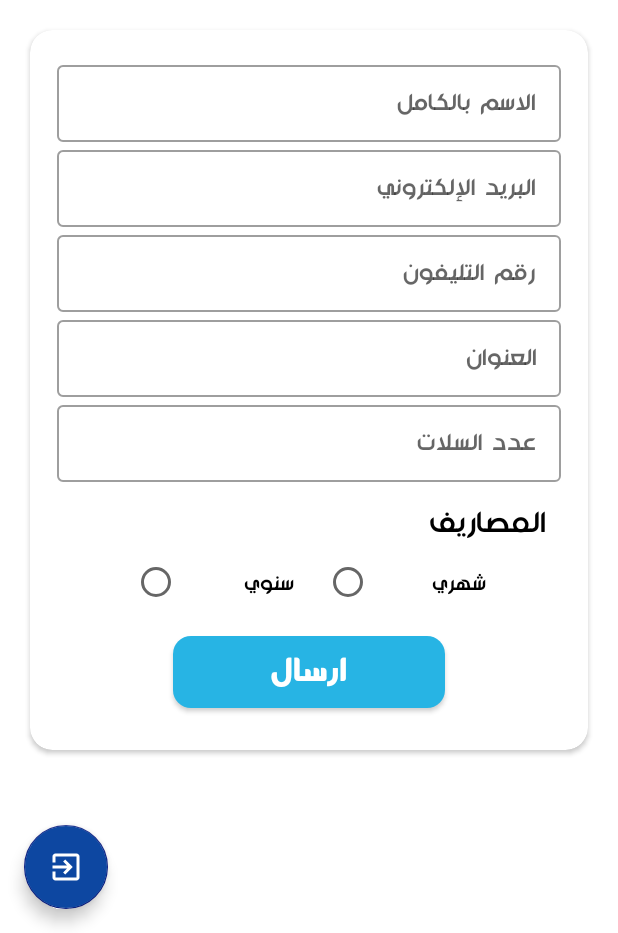
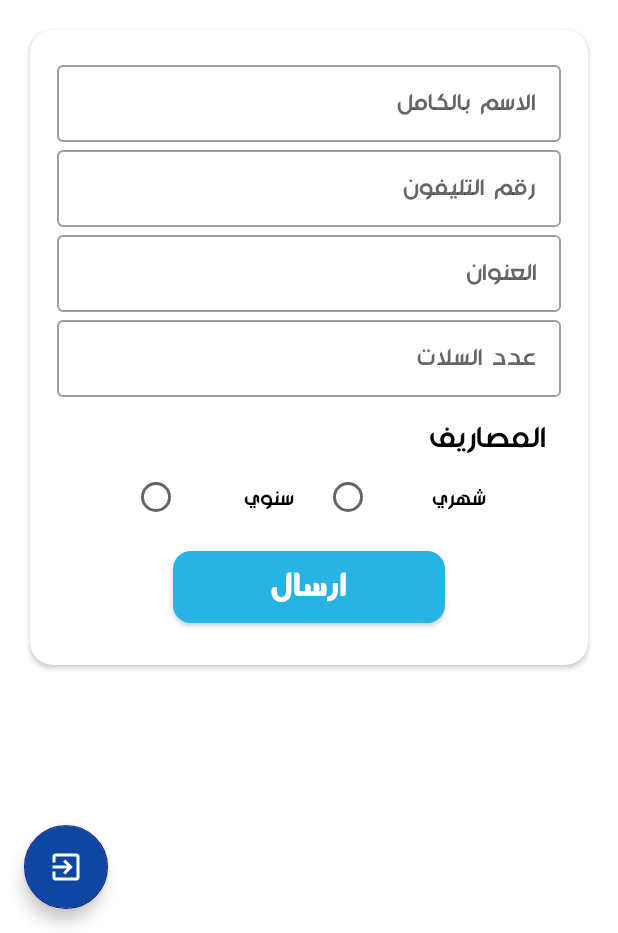
Before and after one commit to A-Fares/GMIS, an Android app: the MainActivity screen opened directly, with no data from a screen before it, on a phone screen of 412 x 824 dp, the part 303-1236 px from its top. Run offline under Robolectric (Android 15) with nearby library versions, the phone set to English and light mode, and no system bars; our stand-ins replace Firebase (no records; nobody signed in at launch, a user with empty details on screens opened directly); 1 statement that could not run was skipped.

Commit message:
edit userRequest Model by adding Uid to the data --remove email from request

```diff
--- a/app/src/main/java/com/example/gmisproject/MainActivity.java
+++ b/app/src/main/java/com/example/gmisproject/MainActivity.java
@@ -132,7 +132,7 @@ public class MainActivity extends AppCompatActivity {
 
         if (!backPressedTime) {
             Toast.makeText(this, "press again", Toast.LENGTH_SHORT).show();
-            backPressedTime = true;
+           // backPressedTime = true;
         } else {
             Intent intent = new Intent(Intent.ACTION_MAIN);
             intent.addCategory(Intent.CATEGORY_HOME);
--- a/app/src/main/java/com/example/gmisproject/user/UserBinFragment.java
+++ b/app/src/main/java/com/example/gmisproject/user/UserBinFragment.java
@@ -2,7 +2,6 @@ package com.example.gmisproject.user;
 
 
 import android.os.Bundle;
-import android.util.Log;
 import android.view.LayoutInflater;
 import android.view.View;
 import android.view.ViewGroup;
@@ -74,7 +73,7 @@ public class UserBinFragment extends Fragment {
                 } else {
                     checkBinsData();
                 }
-                Log.v("Binns", "bins == " + BinsData);
+
             }
 
             @Override
@@ -109,7 +108,6 @@ public class UserBinFragment extends Fragment {
                 mAdapter = new UserBinAdapter(binsModels);
                 recyclerView.setAdapter(mAdapter);
 
-                Log.v("Binnss", "bins sssss");
                 /*mAdapter.setOnItemClickListener(new BinsAdapter.OnItemClickListener() {
                     @Override
                     public void onItemClick(int position) {
--- a/app/src/main/java/com/example/gmisproject/user/UserMsgFragment.java
+++ b/app/src/main/java/com/example/gmisproject/user/UserMsgFragment.java
@@ -55,25 +55,6 @@ public class UserMsgFragment extends Fragment {
         recyclerView.setAdapter(adapter);
         adapter.notifyDataSetChanged();
 
-        reference = FirebaseDatabase.getInstance().getReference("Users");
-        reference.addListenerForSingleValueEvent(new ValueEventListener() {
-            @Override
-            public void onDataChange(@NonNull DataSnapshot dataSnapshot) {
-
-                for (DataSnapshot Snapshot : dataSnapshot.getChildren()) {
-                    UserMsgModel userMsgModel = Snapshot.getValue(UserMsgModel.class);
-
-                    Log.v("kkk", "Costs is: " + userMsgModel.getCosts());
-                }
-            }
-
-            @Override
-            public void onCancelled(@NonNull DatabaseError databaseError) {
-
-            }
-        });
-
-
         return rootView;
     }
 
--- a/app/src/main/java/com/example/gmisproject/user/UserRequestFragment.java
+++ b/app/src/main/java/com/example/gmisproject/user/UserRequestFragment.java
@@ -20,11 +20,11 @@ import com.google.firebase.database.FirebaseDatabase;
 
 
 public class UserRequestFragment extends Fragment {
-
+    DatabaseReference referenceRequest;
     private RadioGroup radioGroup;
     private RadioButton radioButton;
     private View rootView;
-    private String payment;
+    private String uId,payment;
 
     public UserRequestFragment() {
         // Required empty public constructor
@@ -35,22 +35,16 @@ public class UserRequestFragment extends Fragment {
     public View onCreateView(LayoutInflater inflater, ViewGroup container,
                              Bundle savedInstanceState) {
         rootView = inflater.inflate(R.layout.activity_user_reqest, container, false);
-
-        // Write a message to the database
-        FirebaseDatabase database = FirebaseDatabase.getInstance();
-        final DatabaseReference myRef = database.getReference("Requests");
-
-        // myRef.setValue("Hello, World!");
-
-
         final TextInputLayout fullName = rootView.findViewById(R.id.textinput_use_fullName);
-        final TextInputLayout userMail = rootView.findViewById(R.id.textinput_user_email);
         final TextInputLayout Address = rootView.findViewById(R.id.textinput_user_address);
         final TextInputLayout binNumber = rootView.findViewById(R.id.textinput_user_binNumber);
         final TextInputLayout phoneNumber = rootView.findViewById(R.id.textinput_user_phone);
         radioGroup = rootView.findViewById(R.id.radio_group_cost_type);
         radioButton = rootView.findViewById(R.id.radio_btn_monthly);
         radioButton = rootView.findViewById(R.id.radio_btn_yearly);
+
+        referenceRequest = FirebaseDatabase.getInstance().getReference().child("Users").child(FirebaseAuth.getInstance().getCurrentUser().getUid());
+         uId=referenceRequest.getKey();
 
 
         radioGroup.setOnCheckedChangeListener(new RadioGroup.OnCheckedChangeListener() {
@@ -78,28 +72,15 @@ public class UserRequestFragment extends Fragment {
 
 
                 String fullname = fullName.getEditText().getText().toString();
-                String usermail = userMail.getEditText().getText().toString();
                 String address = Address.getEditText().getText().toString();
                 String binNumbers = binNumber.getEditText().getText().toString();
                 String phonenumber = phoneNumber.getEditText().getText().toString();
 
-           /*     usersRequests.setFull_name(fullname);
-                usersRequests.setEmail(usermail);
-                usersRequests.setAddress(address);
-                usersRequests.setBin_number(binNumbers);
-                usersRequests.setPhone_number(phonenumber);
-            */
 
-                UsersRequestsModel usersRequestsModel = new UsersRequestsModel(fullname, usermail, address, binNumbers, phonenumber, payment);
-
-                //   myRef.child(usersRequests.getFull_name()).setValue(usersRequests);
+                UsersRequestsModel usersRequestsModel = new UsersRequestsModel(uId,fullname, address, binNumbers, phonenumber, payment);
 
                 FirebaseDatabase.getInstance().getReference("Requests").child(FirebaseAuth.getInstance().getCurrentUser().getUid())
                         .setValue(usersRequestsModel);
-
-     /*           Intent intent = new Intent(getActivity(), Employee.class);
-                startActivity(intent);
-*/
 
             }
         });
--- a/app/src/main/res/layout/activity_user_reqest.xml
+++ b/app/src/main/res/layout/activity_user_reqest.xml
@@ -44,22 +44,6 @@
                         android:inputType="text" />
                 </com.google.android.material.textfield.TextInputLayout>
 
-                <com.google.android.material.textfield.TextInputLayout
-                    android:id="@+id/textinput_user_email"
-                    style="@style/Widget.MaterialComponents.TextInputLayout.OutlinedBox.Dense"
-                    android:layout_width="match_parent"
-                    android:layout_height="wrap_content"
-                    android:backgroundTint="#fff"
-                    android:hint="@string/e_mail_hint"
-                    android:textDirection="rtl"
-                    app:boxBackgroundColor="#FFF">
-
-                    <com.google.android.material.textfield.TextInputEditText
-                        android:layout_width="match_parent"
-                        android:layout_height="wrap_content"
-                        android:fontFamily="@font/monadi"
-                        android:inputType="text" />
-                </com.google.android.material.textfield.TextInputLayout>
 
                 <com.google.android.material.textfield.TextInputLayout
                     android:id="@+id/textinput_user_phone"
```
Also changed, not shown: app/src/main/java/com/example/gmisproject/Registeration.java (+10 -5 lines), app/src/main/java/com/example/gmisproject/UsersRequestsModel.java (+17 -29 lines).
